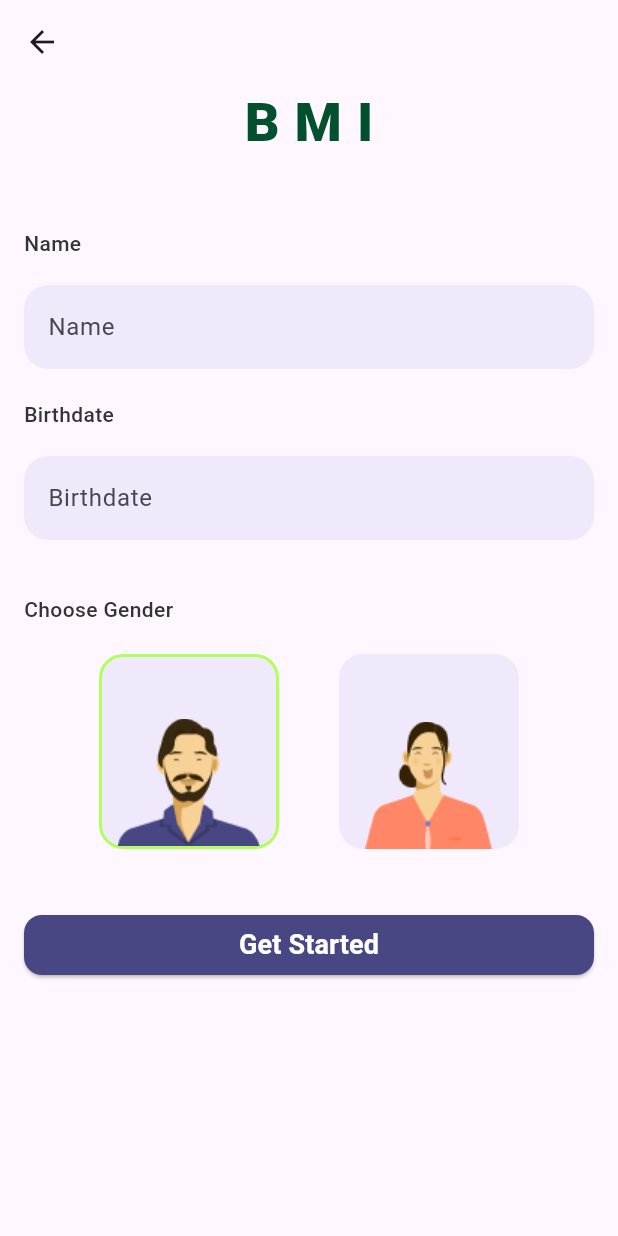
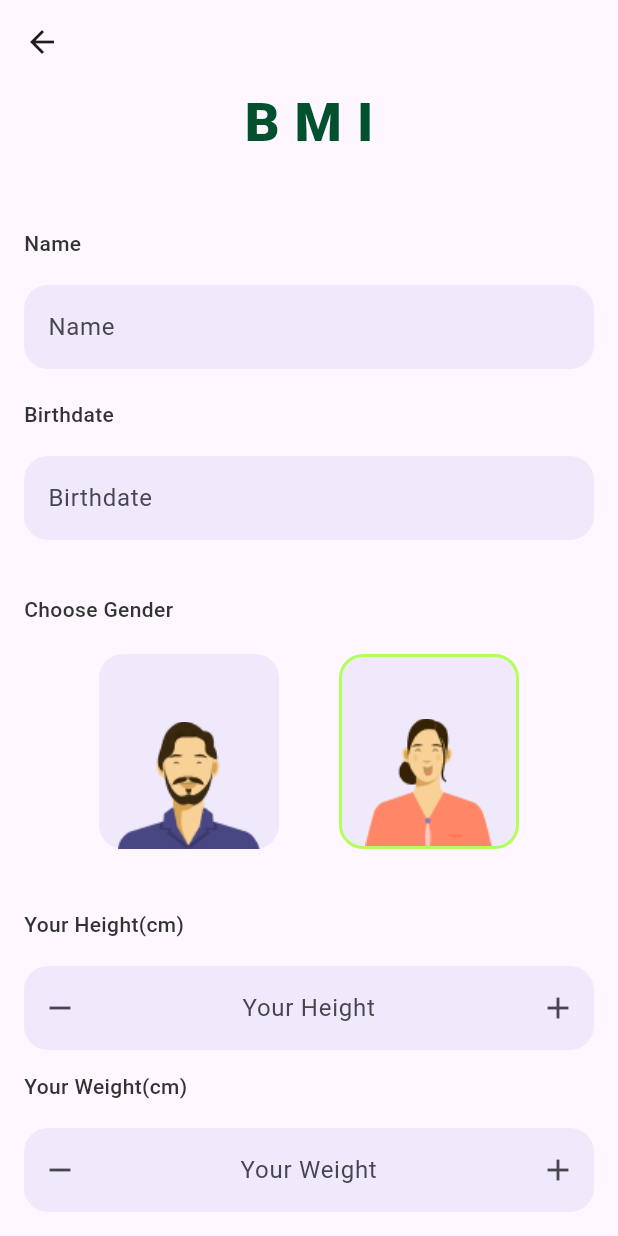
Before and after one commit to MohammedEmadSelim/bmi_march_26, a Flutter app: the InfoScreen screen opened directly, on a phone screen of 412 x 824 dp. Run offline on Flutter 3.47's test engine with Material 3 defaults, Android fonts, the phone set to English and light mode, and no system bars.

Commit message:
calculated from field

```diff
--- a/lib/screens/info_screen.dart
+++ b/lib/screens/info_screen.dart
@@ -1,4 +1,6 @@
+import 'package:bmi_march_26/widgets/calculated_text_form.dart';
 import 'package:bmi_march_26/widgets/custom_text_form.dart';
+import 'package:bmi_march_26/widgets/gender_selection.dart';
 import 'package:flutter/material.dart';
 
 class InfoScreen extends StatefulWidget {
@@ -11,6 +13,10 @@ class InfoScreen extends StatefulWidget {
 class _InfoScreenState extends State<InfoScreen> {
   final TextEditingController nameController = TextEditingController();
   final TextEditingController dateController = TextEditingController();
+  final TextEditingController heightController = TextEditingController();
+  final TextEditingController weightController = TextEditingController();
+
+
   int? gender;
 
   @override
@@ -20,7 +26,7 @@ class _InfoScreenState extends State<InfoScreen> {
       body: Center(
         child: Padding(
           padding: EdgeInsets.symmetric(horizontal: 16.0),
-          child: Column(
+          child: SingleChildScrollView(child: Column(
             children: [
               Text(
                 "BMI",
@@ -67,10 +73,15 @@ class _InfoScreenState extends State<InfoScreen> {
 
               GenderSelection(
                 selectedGender: (value) {
-                  print(value);
+                  print("the gender is:$value");
                   gender = value;
                 },
               ),
+
+              SizedBox(height: 40),
+              CalculatedTextFormField(title: "Your Height(cm)",hint:"Your Height" ,controller: heightController,),
+              SizedBox(height: 14),
+              CalculatedTextFormField(title: "Your Weight(cm)",hint:"Your Weight" ,controller: weightController,),
               SizedBox(height: 40),
               SizedBox(
                 width: 400,
@@ -80,6 +91,8 @@ class _InfoScreenState extends State<InfoScreen> {
                     print(nameController.text);
                     print(dateController.text);
                     print(gender);
+                    print(heightController.text);
+                    print(weightController.text);
                   },
                   style: ElevatedButton.styleFrom(
                     shape: RoundedRectangleBorder(
@@ -89,7 +102,7 @@ class _InfoScreenState extends State<InfoScreen> {
                   ),
 
                   child: const Text(
-                    "Get Started",
+                    "Calculate BMI",
                     style: TextStyle(
                       color: Colors.white,
                       fontSize: 18,
@@ -99,98 +112,9 @@ class _InfoScreenState extends State<InfoScreen> {
                 ),
               ),
             ],
-          ),
+          ),),
         ),
       ),
     );
   }
 }
-
-class GenderSelection extends StatefulWidget {
-  GenderSelection({super.key, required this.selectedGender});
-
-  final ValueChanged<int> selectedGender;
-
-  @override
-  State<GenderSelection> createState() => _GenderSelectionState();
-}
-
-class _GenderSelectionState extends State<GenderSelection> {
-  int genderSelection = 0;
-
-  @override
-  Widget build(BuildContext context) {
-    return Column(
-      children: [
-        Row(
-          children: [
-            Text(
-              "Choose Gender",
-              style: TextStyle(
-                fontSize: 14,
-                fontWeight: FontWeight.w500,
-                color: Color(0xff333333),
-              ),
-            ),
-          ],
-        ),
-        SizedBox(height: 20),
-
-        Row(
-          mainAxisAlignment: MainAxisAlignment.center,
-          children: [
-            GestureDetector(
-              onTap: () {
-                print("male");
-                genderSelection = 0;
-                widget.selectedGender(genderSelection);
-                setState(() {});
-              },
-              child: Container(
-                width: 120,
-                height: 130,
-                decoration: BoxDecoration(
-                  color: Color(0xffB3B2EA).withAlpha(50),
-                  borderRadius: BorderRadius.circular(16),
-                  border: genderSelection == 0
-                      ? Border.all(color: Colors.lightGreenAccent, width: 2)
-                      : null,
-                ),
-                child: Column(
-                  mainAxisAlignment: MainAxisAlignment.end,
-
-                  children: [Image.asset("assets/male.png")],
-                ),
-              ),
-            ),
-
-            SizedBox(width: 40),
-            GestureDetector(
-              onTap: () {
-                print("female");
-                genderSelection = 1;
-                widget.selectedGender(genderSelection);
-                setState(() {});
-              },
-              child: Container(
-                width: 120,
-                height: 130,
-                decoration: BoxDecoration(
-                  color: Color(0xffB3B2EA).withAlpha(50),
-                  borderRadius: BorderRadius.circular(16),
-                  border: genderSelection == 1
-                      ? Border.all(color: Colors.lightGreenAccent, width: 2)
-                      : null,
-                ),
-                child: Column(
-                  mainAxisAlignment: MainAxisAlignment.end,
-                  children: [Image.asset("assets/female.png")],
-                ),
-              ),
-            ),
-          ],
-        ),
-      ],
-    );
-  }
-}
--- /dev/null
+++ b/lib/widgets/calculated_text_form.dart
@@ -0,0 +1,77 @@
+import 'package:flutter/material.dart';
+import 'package:flutter/services.dart';
+
+class CalculatedTextFormField extends StatelessWidget {
+  const CalculatedTextFormField({
+    super.key,
+    required this.controller,
+    required this.title,
+    required this.hint,
+  });
+
+  final TextEditingController controller;
+  final String title;
+  final String hint;
+
+  @override
+  Widget build(BuildContext context) {
+    return Column(
+      children: [
+        Row(
+          children: [
+            Text(
+              title,
+              style: TextStyle(
+                fontSize: 14,
+                fontWeight: FontWeight.w500,
+                color: Color(0xff333333),
+              ),
+            ),
+          ],
+        ),
+        SizedBox(height: 18),
+        TextFormField(
+          inputFormatters: [FilteringTextInputFormatter.digitsOnly],
+          textAlign: TextAlign.center,
+          controller: controller,
+          decoration: InputDecoration(
+            suffixIcon: GestureDetector(
+              onTap: () {
+                var res = int.tryParse(controller.text);
+                if (res != null) {
+                  var finalRes = ++res;
+
+                  controller.text = finalRes.toString();
+                }
+              },
+              child: Icon(Icons.add),
+            ),
+            prefixIcon: GestureDetector(
+              onTap: () {
+                var res = int.tryParse(controller.text);
+                if (res != null) {
+                  var finalRes = --res;
+
+                  controller.text = finalRes.toString();
+                }
+              },
+              child: Icon(Icons.remove),
+            ),
+            hintText: hint,
+
+            fillColor: Color(0xffB3B2EA).withAlpha(50),
+            filled: true,
+            focusedBorder: OutlineInputBorder(
+              borderRadius: BorderRadius.circular(16),
+              borderSide: BorderSide.none,
+            ),
+            enabledBorder: OutlineInputBorder(
+              borderRadius: BorderRadius.circular(16),
+              borderSide: BorderSide.none,
+            ),
+          ),
+        ),
+      ],
+    );
+  }
+}
--- /dev/null
+++ b/lib/widgets/gender_selection.dart
@@ -0,0 +1,94 @@
+
+
+
+
+import 'package:flutter/material.dart';
+
+class GenderSelection extends StatefulWidget {
+  GenderSelection({super.key, required this.selectedGender});
+
+  final ValueChanged<int> selectedGender;
+
+  @override
+  State<GenderSelection> createState() => _GenderSelectionState();
+}
+
+class _GenderSelectionState extends State<GenderSelection> {
+  int genderSelection = 1;
+
+  @override
+  Widget build(BuildContext context) {
+    return Column(
+      children: [
+        Row(
+          children: [
+            Text(
+              "Choose Gender",
+              style: TextStyle(
+                fontSize: 14,
+                fontWeight: FontWeight.w500,
+                color: Color(0xff333333),
+              ),
+            ),
+          ],
+        ),
+        SizedBox(height: 20),
+
+        Row(
+          mainAxisAlignment: MainAxisAlignment.center,
+          children: [
+            GestureDetector(
+              onTap: () {
+                print("male");
+                genderSelection = 0;
+                widget.selectedGender(genderSelection);
+                setState(() {});
+              },
+              child: Container(
+                width: 120,
+                height: 130,
+                decoration: BoxDecoration(
+                  color: Color(0xffB3B2EA).withAlpha(50),
+                  borderRadius: BorderRadius.circular(16),
+                  border: genderSelection == 0
+                      ? Border.all(color: Colors.lightGreenAccent, width: 2)
+                      : null,
+                ),
+                child: Column(
+                  mainAxisAlignment: MainAxisAlignment.end,
+
+                  children: [Image.asset("assets/male.png")],
+                ),
+              ),
+            ),
+
+            SizedBox(width: 40),
+            GestureDetector(
+              onTap: () {
+                print("female");
+                genderSelection = 1;
+                widget.selectedGender(genderSelection);
+                setState(() {});
+              },
+              child: Container(
+                width: 120,
+                height: 130,
+                decoration: BoxDecoration(
+                  color: Color(0xffB3B2EA).withAlpha(50),
+                  borderRadius: BorderRadius.circular(16),
+                  border: genderSelection == 1
+                      ? Border.all(color: Colors.lightGreenAccent, width: 2)
+                      : null,
+                ),
+                child: Column(
+                  mainAxisAlignment: MainAxisAlignment.end,
+                  children: [Image.asset("assets/female.png")],
+                ),
+              ),
+            ),
+          ],
+        ),
+      ],
+    );
+  }
+}
```
